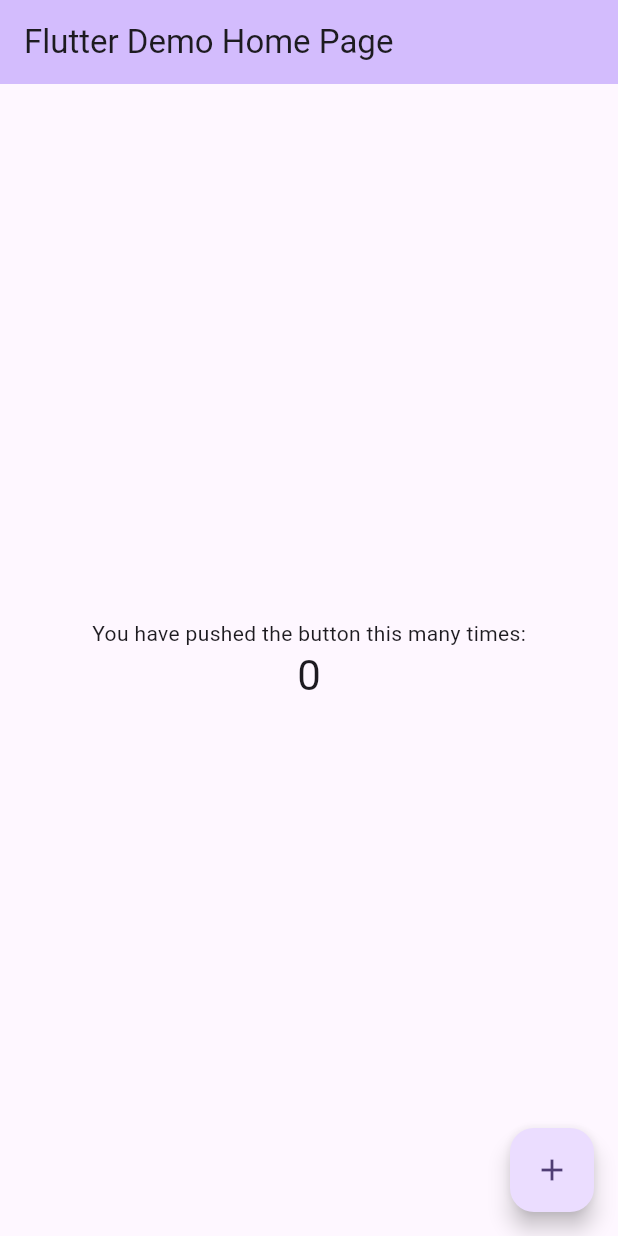
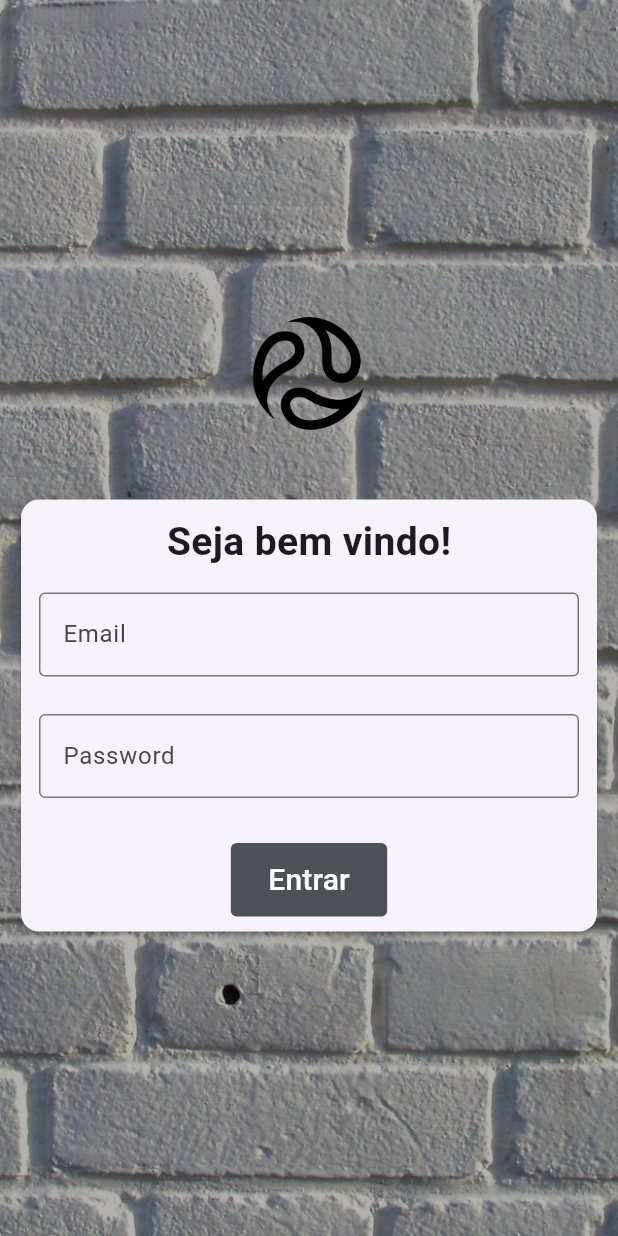
Before and after one commit to Robertmichaelavila/teste_flutter, a Flutter app: the screen it shows after launch, on a phone screen of 412 x 824 dp. Run offline on Flutter 3.47's test engine with Material 3 defaults, Android fonts, the phone set to English and light mode, and no system bars.

Commit message:
finish project

```diff
--- /dev/null
+++ b/lib/app_controller.dart
@@ -0,0 +1,12 @@
+import 'package:flutter/material.dart';
+
+class AppController extends ChangeNotifier{
+  static AppController instance = AppController();
+
+  bool isDarkTheme = false;
+
+  changeTheme() {
+    isDarkTheme = !isDarkTheme;
+    notifyListeners();
+  }
+}
--- /dev/null
+++ b/lib/login_page.dart
@@ -0,0 +1,161 @@
+import 'package:flutter/foundation.dart';
+import 'package:flutter/material.dart';
+
+class LoginPage extends StatefulWidget {
+  const LoginPage({super.key});
+
+  @override
+  State<LoginPage> createState() => _LoginPageState();
+}
+
+class _LoginPageState extends State<LoginPage> {
+  String email = '';
+  String password = '';
+
+  Widget _body(){
+    return SingleChildScrollView(
+        child: SizedBox(
+          width: MediaQuery.of(context).size.width,
+          height: MediaQuery.of(context).size.height,
+          child: Padding(
+            padding: const EdgeInsets.all(10.0),
+            child: Column(
+              mainAxisAlignment: MainAxisAlignment.center,
+              children: [
+                SizedBox(
+                  width: 100,
+                  height: 100,
+                  child: Image.asset(
+                    'assets/images/logo.png'
+                  ),
+                ),
+                const SizedBox(height: 30),
+                Card(
+                  child: Padding(
+                    padding: const EdgeInsets.only(left: 12, right: 12, top: 10, bottom: 10),
+                    child: Column(
+                      children: [
+                        const Text(
+                          'Seja bem vindo!',
+                          style: TextStyle(
+                            fontSize: 26,
+                            // color: Color.fromARGB(255, 78, 82, 86),
+                            fontWeight: FontWeight.bold
+                          ),
+                        ),
+                        const SizedBox(height: 15),
+                        TextField(
+                          onChanged: (text) {
+                            email = text;
+                          },
+                          keyboardType: TextInputType.emailAddress,
+                          decoration: const InputDecoration(
+                            labelText: 'Email',
+                            border: OutlineInputBorder(),
+
+                          ),
+                        ),
+                        const SizedBox(height: 25),
+                        TextField(
+                            onChanged: (text) {
+                            password = text;
+                          },
+                          obscureText: true,
+                          decoration: const InputDecoration(
+                            labelText: 'Password',
+                            border: OutlineInputBorder(),
+
+                          ),
+                        ),
+                        const SizedBox(height: 30),
+                        TextButton(
+                          style: TextButton.styleFrom(
+                            foregroundColor: Colors.white,  // Cor do texto
+                            backgroundColor: const Color.fromARGB(255, 78, 82, 86),
+                            padding: const EdgeInsets.symmetric(horizontal: 25, vertical: 10), // Padding
+                            shape: RoundedRectangleBorder(
+                              borderRadius: BorderRadius.circular(4.0), // Menos arredondado
+                            ),
+                            elevation: 10
+                          ),
+                          onPressed: () {
+                            if(email == 'rob@gmail.com' && password == '12345'){
+                              if (kDebugMode) {
+                                print('Login Concluído');
+
+                              }
+                              Navigator.of(context).pushReplacementNamed('/home');
+                            }else if(email != 'rob@gmail.com' && password != '12345'){
+                                showDialog(
+                                  context: context,
+                                  builder: (BuildContext context) {
+                                    return AlertDialog(
+                                      title: const Text('Error!'),
+                                      content: const Text('Essa conta não existe!'),
+                                      actions: <Widget>[
+                                        TextButton(
+                                          onPressed: () {
+                                            Navigator.of(context).pop(); // Fecha o diálogo
+                                          },
+                                          child: const Text('OK'),
+                                        ),
+                                      ],
+                                    );
+                                  },
+                                );
+                              }
+                              else if(email != 'rob@gmail.com' || password != '12345'){
+                                showDialog(
+                                  context: context,
+                                  builder: (BuildContext context) {
+                                    return AlertDialog(
+                                      title: const Text('Error!'),
+                                      content: const Text('Email ou senha inseridos estão incorretos!'),
+                                      actions: <Widget>[
+                                        TextButton(
+                                          onPressed: () {
+                                            Navigator.of(context).pop(); // Fecha o diálogo
+                                          },
+                                          child: const Text('OK'),
+                                        ),
+                                      ],
+                                    );
+                                  },
+                                );
+                              }
+                            },
+                          child: const Text(
+                            'Entrar',
+                            style: TextStyle(fontSize: 20), // Tamanho do texto
+                          ),
+                        )
+                      ],
+                    ),
+                  ),
+                ),
+              ],
+            ),
+          ),
+        ),
+      );
+  }
+
+  @override
+  Widget build(BuildContext context) {
+    return Scaffold(
+      body: Stack(
+        children: [
+          SizedBox(
+            height: MediaQuery.of(context).size.height,
+            child: Image.asset(
+              'assets/images/bg.jpg',
+              fit: BoxFit.cover,
+            ),
+          ),
+          Container(color: Colors.black.withOpacity(0.3)),
+          _body()
+        ],
+      )
+    );
+  }
+}
--- a/lib/main.dart
+++ b/lib/main.dart
@@ -1,4 +1,8 @@
 import 'package:flutter/material.dart';
+import 'package:teste_flutter/app_controller.dart';
+import 'package:teste_flutter/home_page.dart';
+// import 'home_page.dart';
+import 'login_page.dart';
 
 void main() {
   runApp(const MyApp());
@@ -7,119 +11,25 @@ void main() {
 class MyApp extends StatelessWidget {
   const MyApp({super.key});
 
-  // This widget is the root of your application.
   @override
   Widget build(BuildContext context) {
-    return MaterialApp(
-      title: 'Flutter Demo',
-      theme: ThemeData(
-        // This is the theme of your application.
-        //
-        // TRY THIS: Try running your application with "flutter run". You'll see
-        // the application has a purple toolbar. Then, without quitting the app,
-        // try changing the seedColor in the colorScheme below to Colors.green
-        // and then invoke "hot reload" (save your changes or press the "hot
-        // reload" button in a Flutter-supported IDE, or press "r" if you used
-        // the command line to start the app).
-        //
-        // Notice that the counter didn't reset back to zero; the application
-        // state is not lost during the reload. To reset the state, use hot
-        // restart instead.
-        //
-        // This works for code too, not just values: Most code changes can be
-        // tested with just a hot reload.
-        colorScheme: ColorScheme.fromSeed(seedColor: Colors.deepPurple),
-        useMaterial3: true,
-      ),
-      home: const MyHomePage(title: 'Flutter Demo Home Page'),
+    return AnimatedBuilder(
+      animation: AppController.instance,
+      builder: (context, child){
+        return MaterialApp(
+          theme: ThemeData(
+            primarySwatch: Colors.red,
+            brightness: AppController.instance.isDarkTheme
+              ? Brightness.dark
+              : Brightness.light,
+          ),
+          initialRoute: '/',
+          routes: {
+            '/': (context) => const LoginPage(),
+            '/home': (context) => const HomePage(),
+          }
+        );
+      }
     );
   }
 }
-
-class MyHomePage extends StatefulWidget {
-  const MyHomePage({super.key, required this.title});
-
-  // This widget is the home page of your application. It is stateful, meaning
-  // that it has a State object (defined below) that contains fields that affect
-  // how it looks.
-
-  // This class is the configuration for the state. It holds the values (in this
-  // case the title) provided by the parent (in this case the App widget) and
-  // used by the build method of the State. Fields in a Widget subclass are
-  // always marked "final".
-
-  final String title;
-
-  @override
-  State<MyHomePage> createState() => _MyHomePageState();
-}
-
-class _MyHomePageState extends State<MyHomePage> {
-  int _counter = 0;
-
-  void _incrementCounter() {
-    setState(() {
-      // This call to setState tells the Flutter framework that something has
-      // changed in this State, which causes it to rerun the build method below
-      // so that the display can reflect the updated values. If we changed
-      // _counter without calling setState(), then the build method would not be
-      // called again, and so nothing would appear to happen.
-      _counter++;
-    });
-  }
-
-  @override
-  Widget build(BuildContext context) {
-    // This method is rerun every time setState is called, for instance as done
-    // by the _incrementCounter method above.
-    //
-    // The Flutter framework has been optimized to make rerunning build methods
-    // fast, so that you can just rebuild anything that needs updating rather
-    // than having to individually change instances of widgets.
-    return Scaffold(
-      appBar: AppBar(
-        // TRY THIS: Try changing the color here to a specific color (to
-        // Colors.amber, perhaps?) and trigger a hot reload to see the AppBar
-        // change color while the other colors stay the same.
-        backgroundColor: Theme.of(context).colorScheme.inversePrimary,
-        // Here we take the value from the MyHomePage object that was created by
-        // the App.build method, and use it to set our appbar title.
-        title: Text(widget.title),
-      ),
-      body: Center(
-        // Center is a layout widget. It takes a single child and positions it
-        // in the middle of the parent.
-        child: Column(
-          // Column is also a layout widget. It takes a list of children and
-          // arranges them vertically. By default, it sizes itself to fit its
-          // children horizontally, and tries to be as tall as its parent.
-          //
-          // Column has various properties to control how it sizes itself and
-          // how it positions its children. Here we use mainAxisAlignment to
-          // center the children vertically; the main axis here is the vertical
-          // axis because Columns are vertical (the cross axis would be
-          // horizontal).
-          //
-          // TRY THIS: Invoke "debug painting" (choose the "Toggle Debug Paint"
-          // action in the IDE, or press "p" in the console), to see the
-          // wireframe for each widget.
-          mainAxisAlignment: MainAxisAlignment.center,
-          children: <Widget>[
-            const Text(
-              'You have pushed the button this many times:',
-            ),
-            Text(
-              '$_counter',
-              style: Theme.of(context).textTheme.headlineMedium,
-            ),
-          ],
-        ),
-      ),
-      floatingActionButton: FloatingActionButton(
-        onPressed: _incrementCounter,
-        tooltip: 'Increment',
-        child: const Icon(Icons.add),
-      ), // This trailing comma makes auto-formatting nicer for build methods.
-    );
-  }
-}
```
Also changed, not shown: lib/home_page.dart (added, +107 -0 lines), pubspec.yaml (+5 -3 lines), assets/images/bg.jpg (added), assets/images/logo.png (added), assets/images/muro-preto-branco.jpg (added), assets/images/perfil.jpg (added).
